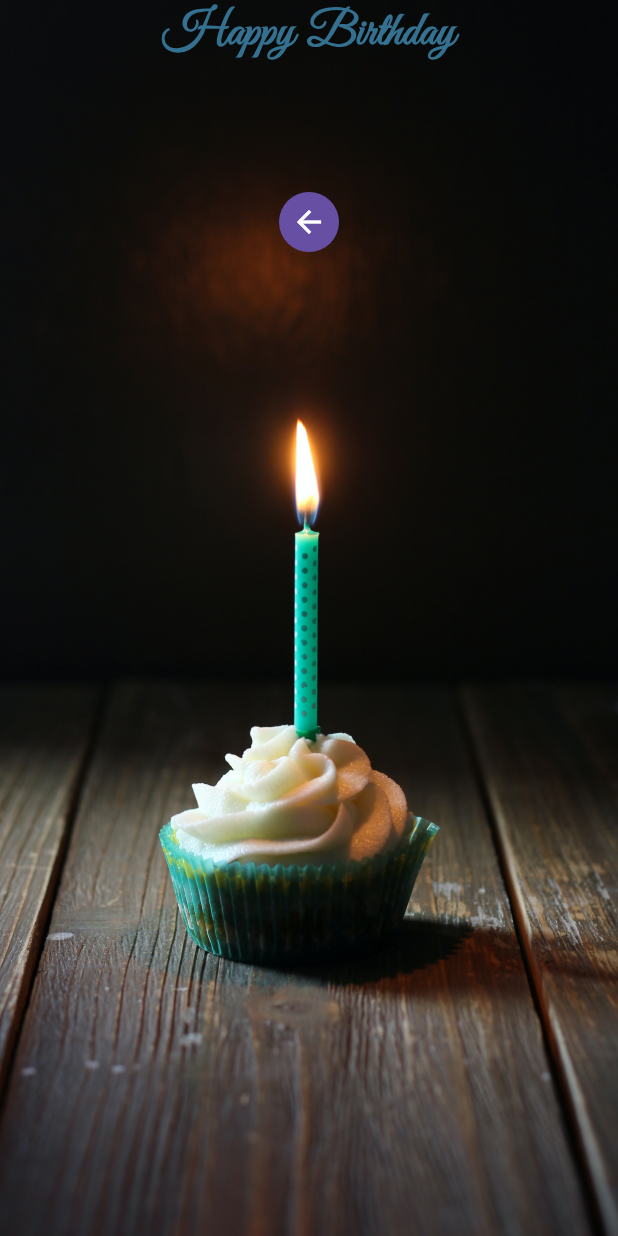
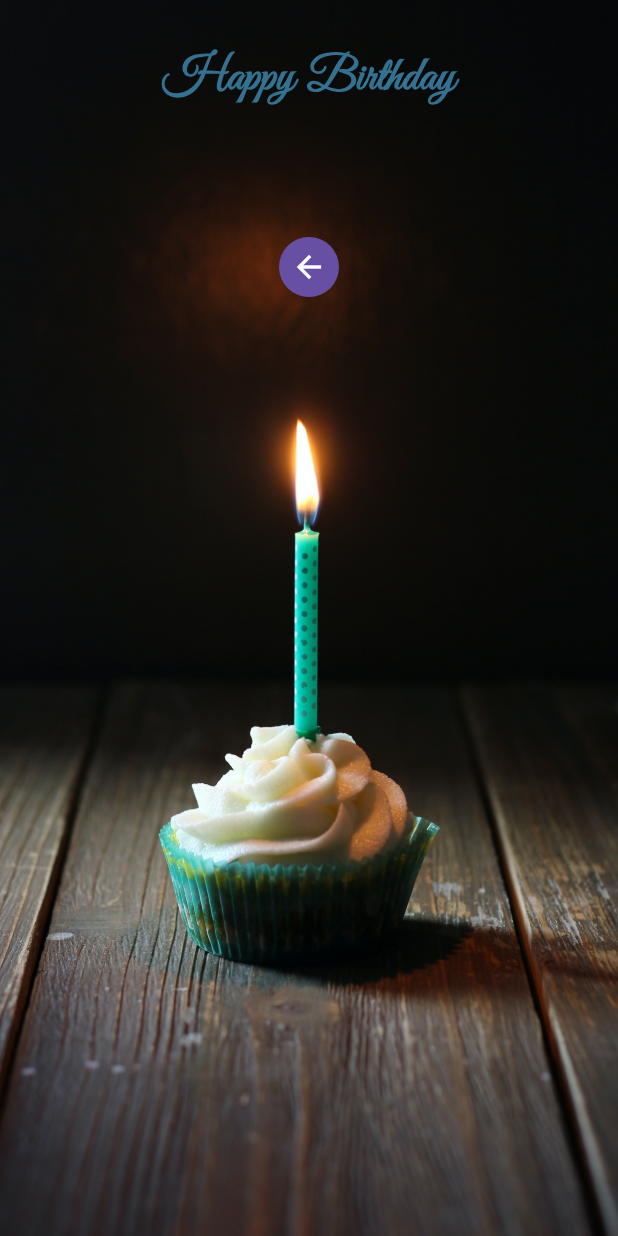
Before and after one commit to varun-02/Birthday-Greet, a Flutter app: the screen it shows after launch, after a tap on "Create Birthday Card", on a phone screen of 412 x 824 dp. Run offline on Flutter 3.47's test engine with Material 3 defaults, Android fonts, the phone set to English and light mode, and no system bars.

Commit message:
Third Change

```diff
--- a/lib/greet_card.dart
+++ b/lib/greet_card.dart
@@ -33,6 +33,7 @@ class GreetCard extends StatelessWidget {
           Center(
             child: Column(
               children: [
+                const SizedBox(height: 30),
                 const Text(
                   'Happy Birthday',
                   style: TextStyle(
```
